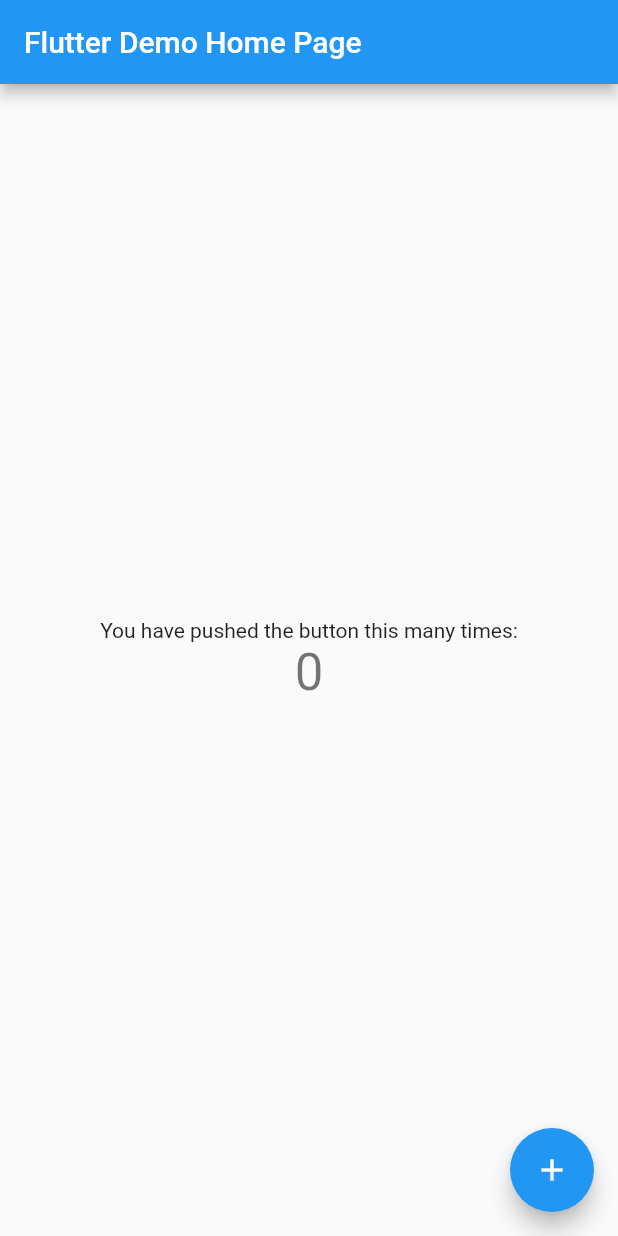
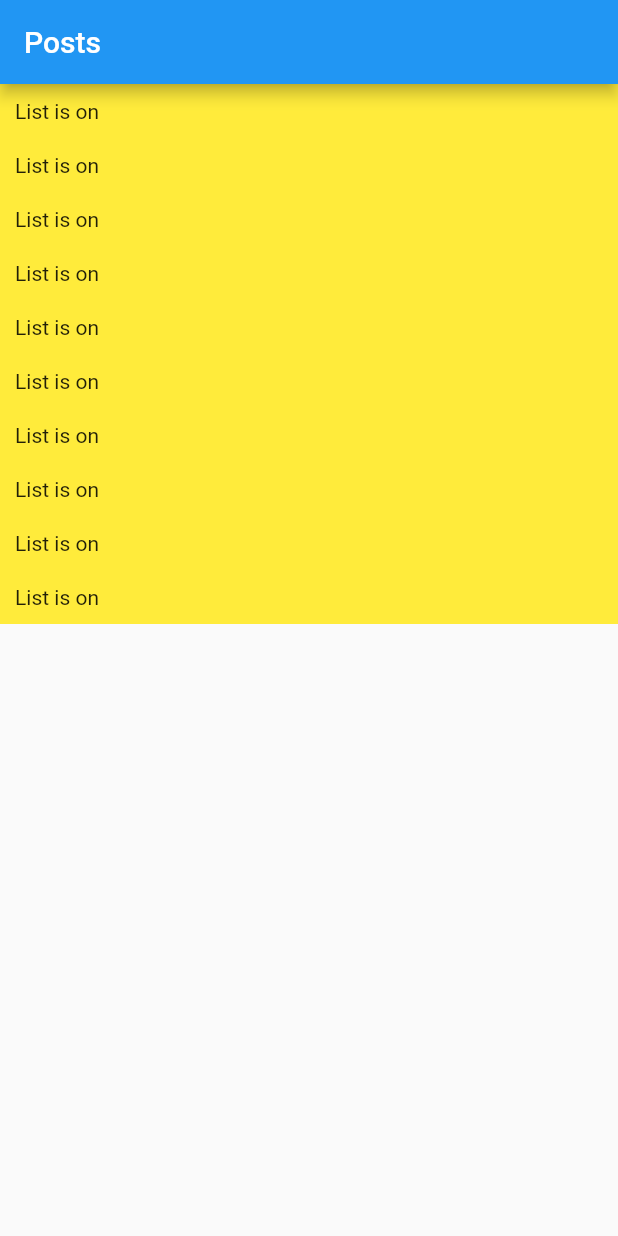
Before and after one commit to VivekJung/rest_api_tutorial, a Flutter app: the screen it shows after launch, on a phone screen of 412 x 824 dp. Run offline on Flutter 3.47's test engine with Material 2 defaults, Android fonts, the phone set to English and light mode, and no system bars.

```diff
--- a/lib/main.dart
+++ b/lib/main.dart
@@ -1,4 +1,5 @@
 import 'package:flutter/material.dart';
+import 'package:rest_api_tutorial/screens/home_screen.dart';
 
 void main() {
   runApp(const MyApp());
@@ -13,103 +14,9 @@ class MyApp extends StatelessWidget {
     return MaterialApp(
       title: 'Flutter Demo',
       theme: ThemeData(
-        // This is the theme of your application.
-        //
-        // Try running your application with "flutter run". You'll see the
-        // application has a blue toolbar. Then, without quitting the app, try
-        // changing the primarySwatch below to Colors.green and then invoke
-        // "hot reload" (press "r" in the console where you ran "flutter run",
-        // or simply save your changes to "hot reload" in a Flutter IDE).
-        // Notice that the counter didn't reset back to zero; the application
-        // is not restarted.
         primarySwatch: Colors.blue,
       ),
-      home: const MyHomePage(title: 'Flutter Demo Home Page'),
+      home: const HomeScreenPage(),
     );
   }
 }
-
-class MyHomePage extends StatefulWidget {
-  const MyHomePage({Key? key, required this.title}) : super(key: key);
-
-  // This widget is the home page of your application. It is stateful, meaning
-  // that it has a State object (defined below) that contains fields that affect
-  // how it looks.
-
-  // This class is the configuration for the state. It holds the values (in this
-  // case the title) provided by the parent (in this case the App widget) and
-  // used by the build method of the State. Fields in a Widget subclass are
-  // always marked "final".
-
-  final String title;
-
-  @override
-  State<MyHomePage> createState() => _MyHomePageState();
-}
-
-class _MyHomePageState extends State<MyHomePage> {
-  int _counter = 0;
-
-  void _incrementCounter() {
-    setState(() {
-      // This call to setState tells the Flutter framework that something has
-      // changed in this State, which causes it to rerun the build method below
-      // so that the display can reflect the updated values. If we changed
-      // _counter without calling setState(), then the build method would not be
-      // called again, and so nothing would appear to happen.
-      _counter++;
-    });
-  }
-
-  @override
-  Widget build(BuildContext context) {
-    // This method is rerun every time setState is called, for instance as done
-    // by the _incrementCounter method above.
-    //
-    // The Flutter framework has been optimized to make rerunning build methods
-    // fast, so that you can just rebuild anything that needs updating rather
-    // than having to individually change instances of widgets.
-    return Scaffold(
-      appBar: AppBar(
-        // Here we take the value from the MyHomePage object that was created by
-        // the App.build method, and use it to set our appbar title.
-        title: Text(widget.title),
-      ),
-      body: Center(
-        // Center is a layout widget. It takes a single child and positions it
-        // in the middle of the parent.
-        child: Column(
-          // Column is also a layout widget. It takes a list of children and
-          // arranges them vertically. By default, it sizes itself to fit its
-          // children horizontally, and tries to be as tall as its parent.
-          //
-          // Invoke "debug painting" (press "p" in the console, choose the
-          // "Toggle Debug Paint" action from the Flutter Inspector in Android
-          // Studio, or the "Toggle Debug Paint" command in Visual Studio Code)
-          // to see the wireframe for each widget.
-          //
-          // Column has various properties to control how it sizes itself and
-          // how it positions its children. Here we use mainAxisAlignment to
-          // center the children vertically; the main axis here is the vertical
-          // axis because Columns are vertical (the cross axis would be
-          // horizontal).
-          mainAxisAlignment: MainAxisAlignment.center,
-          children: <Widget>[
-            const Text(
-              'You have pushed the button this many times:',
-            ),
-            Text(
-              '$_counter',
-              style: Theme.of(context).textTheme.headline4,
-            ),
-          ],
-        ),
-      ),
-      floatingActionButton: FloatingActionButton(
-        onPressed: _incrementCounter,
-        tooltip: 'Increment',
-        child: const Icon(Icons.add),
-      ), // This trailing comma makes auto-formatting nicer for build methods.
-    );
-  }
-}
--- /dev/null
+++ b/lib/models/userPosts.dart
@@ -0,0 +1,39 @@
+// To parse this JSON data, do
+//
+//     final UserPosts = UserPostsFromJson(jsonString);
+
+import 'dart:convert';
+
+List<UserPosts> userPostsFromJson(String str) =>
+    List<UserPosts>.from(json.decode(str).map((x) => UserPosts.fromJson(x)));
+
+String userPostsToJson(List<UserPosts> data) =>
+    json.encode(List<dynamic>.from(data.map((x) => x.toJson())));
+
+class UserPosts {
+  UserPosts({
+    required this.userId,
+    required this.id,
+    required this.title,
+    required this.body,
+  });
+
+  int userId;
+  int id;
+  String title;
+  String? body;
+
+  factory UserPosts.fromJson(Map<String, dynamic> json) => UserPosts(
+        userId: json["userId"],
+        id: json["id"],
+        title: json["title"],
+        body: json["body"],
+      );
+
+  Map<String, dynamic> toJson() => {
+        "userId": userId,
+        "id": id,
+        "title": title,
+        "body": body,
+      };
+}
--- /dev/null
+++ b/lib/screens/home_screen.dart
@@ -0,0 +1,34 @@
+import 'package:flutter/material.dart';
+import 'package:rest_api_tutorial/models/userPosts.dart';
+
+class HomeScreenPage extends StatefulWidget {
+  const HomeScreenPage({Key? key}) : super(key: key);
+
+  @override
+  State<HomeScreenPage> createState() => _HomeScreenPageState();
+}
+
+class _HomeScreenPageState extends State<HomeScreenPage> {
+  List<UserPosts>? userPosts;
+  var isLoaded = false;
+  @override
+  Widget build(BuildContext context) {
+    return Scaffold(
+      appBar: AppBar(
+        title: const Text('Posts'),
+      ),
+      body: ListView.builder(
+          itemCount: 10,
+          itemBuilder: (
+            context,
+            index,
+          ) {
+            return Container(
+              padding: const EdgeInsets.all(10.0),
+              color: Colors.yellow,
+              child: const Text('List is on'),
+            );
+          }),
+    );
+  }
+}
```
